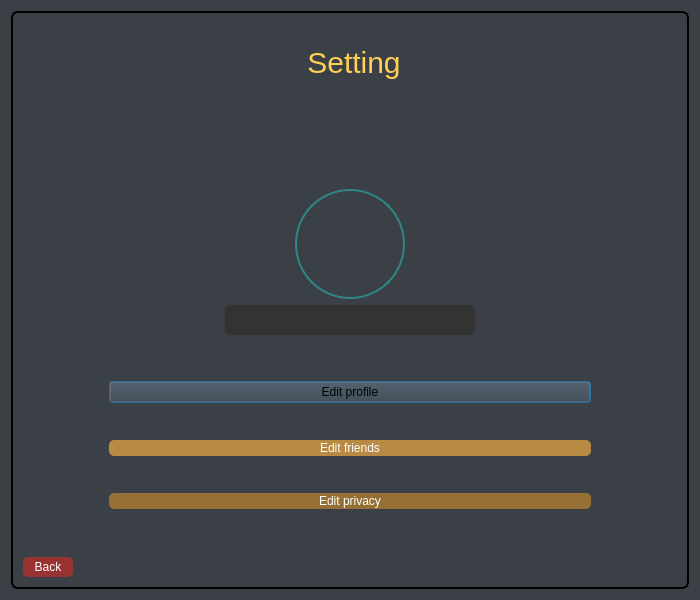
AP-projects-4001/Pulp-Fiction, file Pulp-Fiction-LoginAndRegister/setting.ui: the form before one commit.
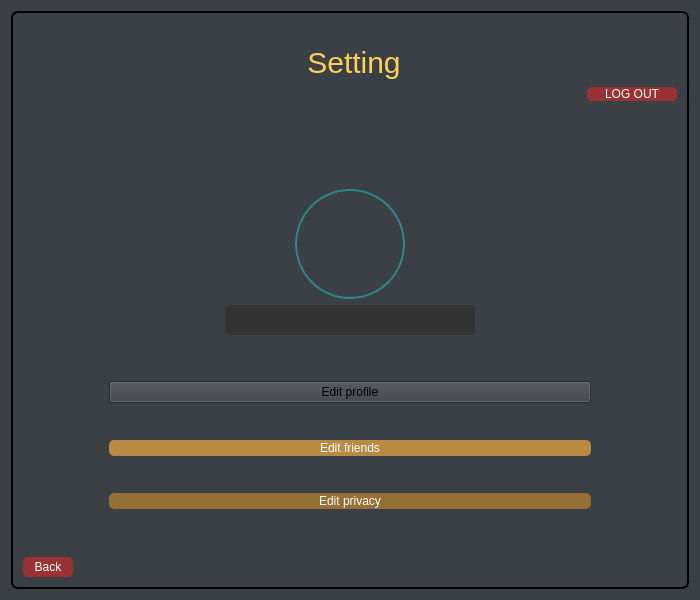
The form after the commit. The open tabs and pages were chosen to show the change. Icons and pictures are not drawn.

Commit message: Try to add log out button

What changed in the file:
```diff
--- a/Pulp-Fiction-LoginAndRegister/setting.ui
+++ b/Pulp-Fiction-LoginAndRegister/setting.ui
@@ -32,8 +32,8 @@
   <property name="styleSheet">
    <string notr="true">background-color: rgb(59, 63, 70);</string>
   </property>
-  <layout class="QHBoxLayout" name="horizontalLayout_4">
-   <item>
+  <layout class="QGridLayout" name="gridLayout_3">
+   <item row="0" column="0">
     <widget class="QStackedWidget" name="winstack">
      <property name="styleSheet">
       <string notr="true">QStackedWidget#winstack {
@@ -108,6 +108,58 @@
        </item>
        <item>
         <layout class="QVBoxLayout" name="verticalLayout_3">
+         <item>
+          <layout class="QHBoxLayout" name="horizontalLayout_4">
+           <item>
+            <spacer name="horizontalSpacer_2">
+             <property name="orientation">
+              <enum>Qt::Horizontal</enum>
+             </property>
+             <property name="sizeHint" stdset="0">
+              <size>
+               <width>40</width>
+               <height>20</height>
+              </size>
+             </property>
+            </spacer>
+           </item>
+           <item>
+            <widget class="QPushButton" name="logoutbtn">
+             <property name="minimumSize">
+              <size>
+               <width>90</width>
+               <height>0</height>
+              </size>
+             </property>
+             <property name="styleSheet">
+              <string notr="true">QPushButton#logoutbtn {
+color: white;
+border-radius: 5px;
+Background: #933;
+color: #fefefe;
+}
+
+QPushButton#logoutbtn:hover {
+	background-color: rgb(42, 46, 52);
+border-style: solid;
+ border-width: 1px;
+	color: rgb(241, 182, 88);
+}
+
+QPushButton#logoutbtn:pressed {
+border-style: solid;
+border-width: 1px;
+	background-color: rgb(25, 69, 105);
+	color: rgb(85, 255, 255);
+}</string>
+             </property>
+             <property name="text">
+              <string>LOG OUT</string>
+             </property>
+            </widget>
+           </item>
+          </layout>
+         </item>
          <item>
           <spacer name="verticalSpacer">
            <property name="orientation">
```
Left out of the diff: 2 changed lines with no effect on the pictures. The commit also changes 5 other files.
